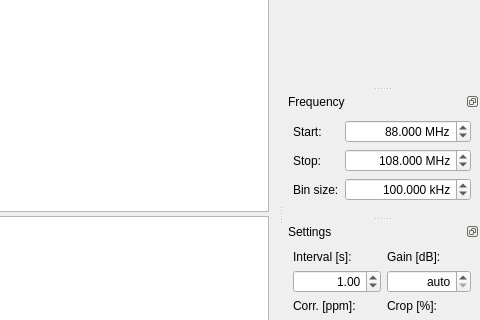
Qt form qspectrumanalyzer/qspectrumanalyzer.ui (xmikos/qspectrumanalyzer) before a commit; both pictures show x 720 to 1200 and y 190 to 510 of the 1200 by 810 pixel window.
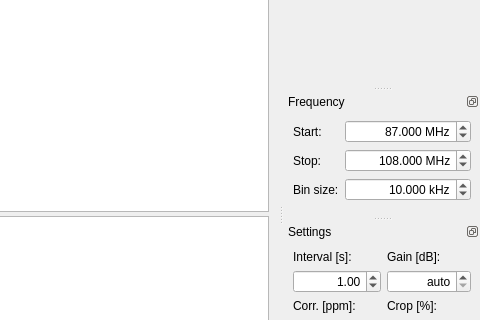
The same form after that commit. Custom widgets are drawn as their Qt base class.

Commit message: set backend-specific min/max/default values when backend is selected

What changed in the file:
```diff
--- a/qspectrumanalyzer/qspectrumanalyzer.ui
+++ b/qspectrumanalyzer/qspectrumanalyzer.ui
@@ -189,13 +189,13 @@
         <number>3</number>
        </property>
        <property name="minimum">
-        <double>0.000000000000000</double>
+        <double>24.000000000000000</double>
        </property>
        <property name="maximum">
-        <double>6000.000000000000000</double>
+        <double>1766.000000000000000</double>
        </property>
        <property name="value">
-        <double>88.000000000000000</double>
+        <double>87.000000000000000</double>
        </property>
       </widget>
      </item>
@@ -265,10 +265,10 @@
         <number>3</number>
        </property>
        <property name="maximum">
-        <double>5000.000000000000000</double>
+        <double>2800.000000000000000</double>
        </property>
        <property name="value">
-        <double>100.000000000000000</double>
+        <double>10.000000000000000</double>
        </property>
       </widget>
      </item>
```
Left out of the diff: 4 changed lines with no effect on the pictures. The commit also changes 2 other files.
